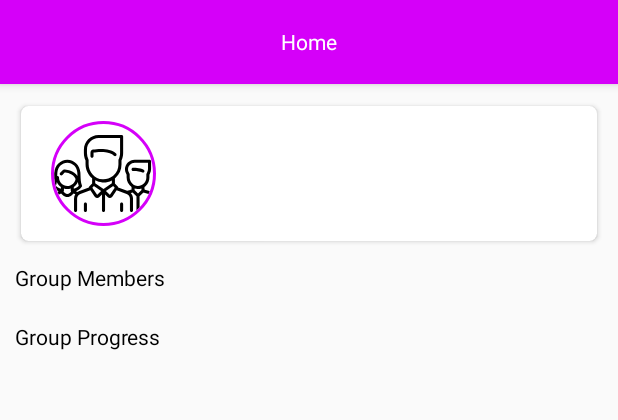
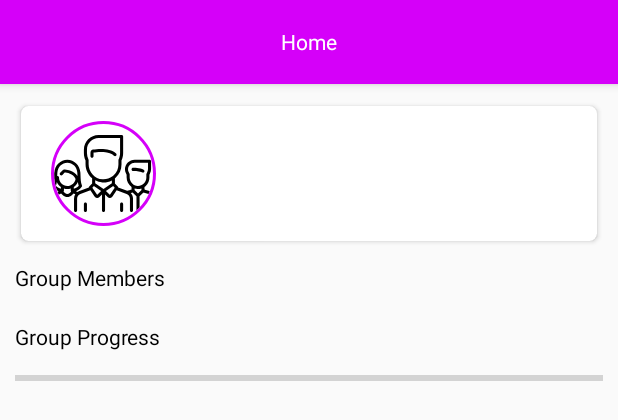
Before and after one commit to Yazan98/Groupy, an Android app: the layout fragment_home.xml on its own in the app's theme, with its tools: preview values and no code run, on a phone screen of 412 x 824 dp. Shown: the top 420 px of the screen. Run offline under Robolectric (Android 15) with nearby library versions, the phone set to English and light mode, and no system bars.

Commit message:
finish home fragment

```diff
--- a/app/src/main/res/layout/fragment_home.xml
+++ b/app/src/main/res/layout/fragment_home.xml
@@ -29,16 +29,15 @@
     <ScrollView
         android:layout_width="match_parent"
         android:layout_height="wrap_content"
-
         android:layout_marginTop="10dp"
         app:layout_constraintEnd_toEndOf="parent"
         app:layout_constraintStart_toStartOf="parent"
         app:layout_constraintTop_toBottomOf="@id/Header">
 
-
         <androidx.constraintlayout.widget.ConstraintLayout
             android:id="@+id/ScreenContent"
             android:layout_width="match_parent"
+            android:paddingBottom="15dp"
             android:layout_height="wrap_content">
 
             <com.google.android.material.card.MaterialCardView
@@ -120,9 +119,24 @@
                 android:layout_marginStart="10dp"
                 android:layout_marginTop="10dp"
                 android:text="Group Progress"
+                android:id="@+id/HEHEHE"
                 android:textColor="#000"
                 app:layout_constraintStart_toStartOf="parent"
                 app:layout_constraintTop_toBottomOf="@+id/MembersGroup" />
+
+            <ProgressBar
+                android:id="@+id/progress"
+                style="?android:attr/progressBarStyleHorizontal"
+                android:layout_width="match_parent"
+                android:layout_height="wrap_content"
+                android:layout_centerHorizontal="true"
+                android:layout_centerVertical="true"
+                android:layout_marginStart="10dp"
+                android:layout_marginTop="10dp"
+                android:layout_marginEnd="10dp"
+                app:layout_constraintEnd_toEndOf="parent"
+                app:layout_constraintStart_toStartOf="parent"
+                app:layout_constraintTop_toBottomOf="@id/HEHEHE" />
 
         </androidx.constraintlayout.widget.ConstraintLayout>
 
```
Also changed, not shown: app/src/main/java/hu/grouper/app/fragment/HomeFragment.kt (+39 -0 lines).
